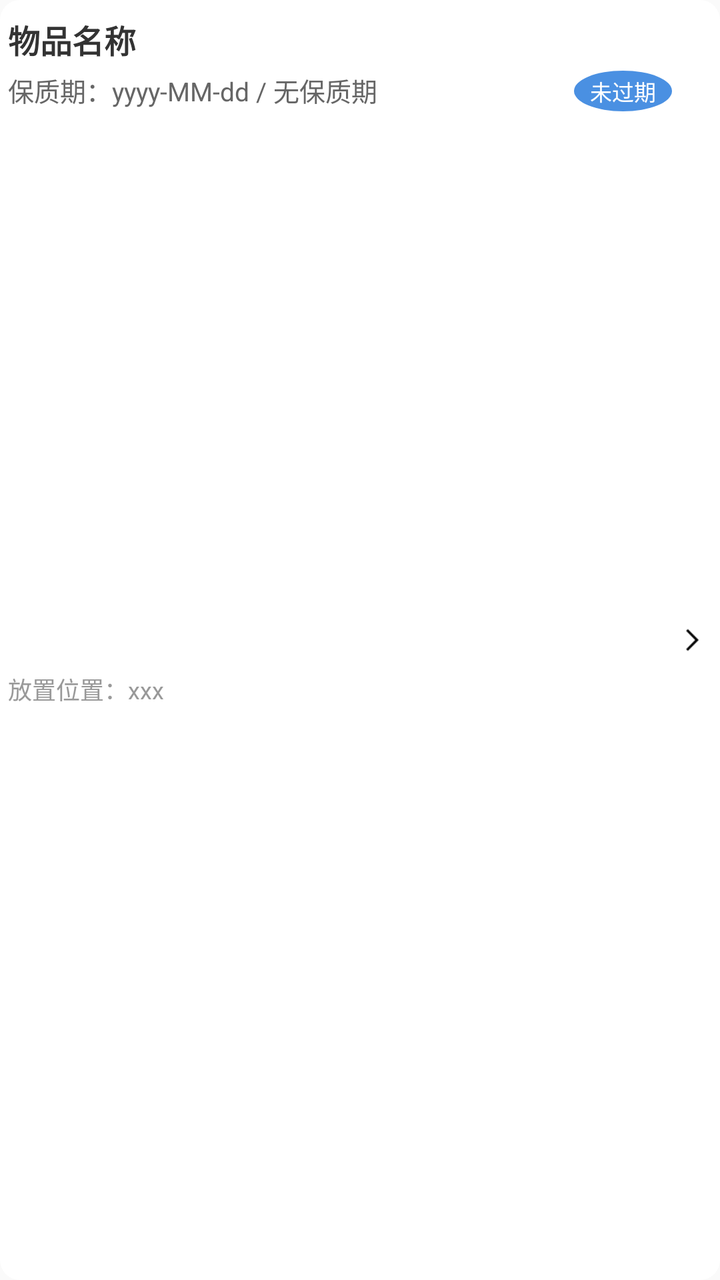
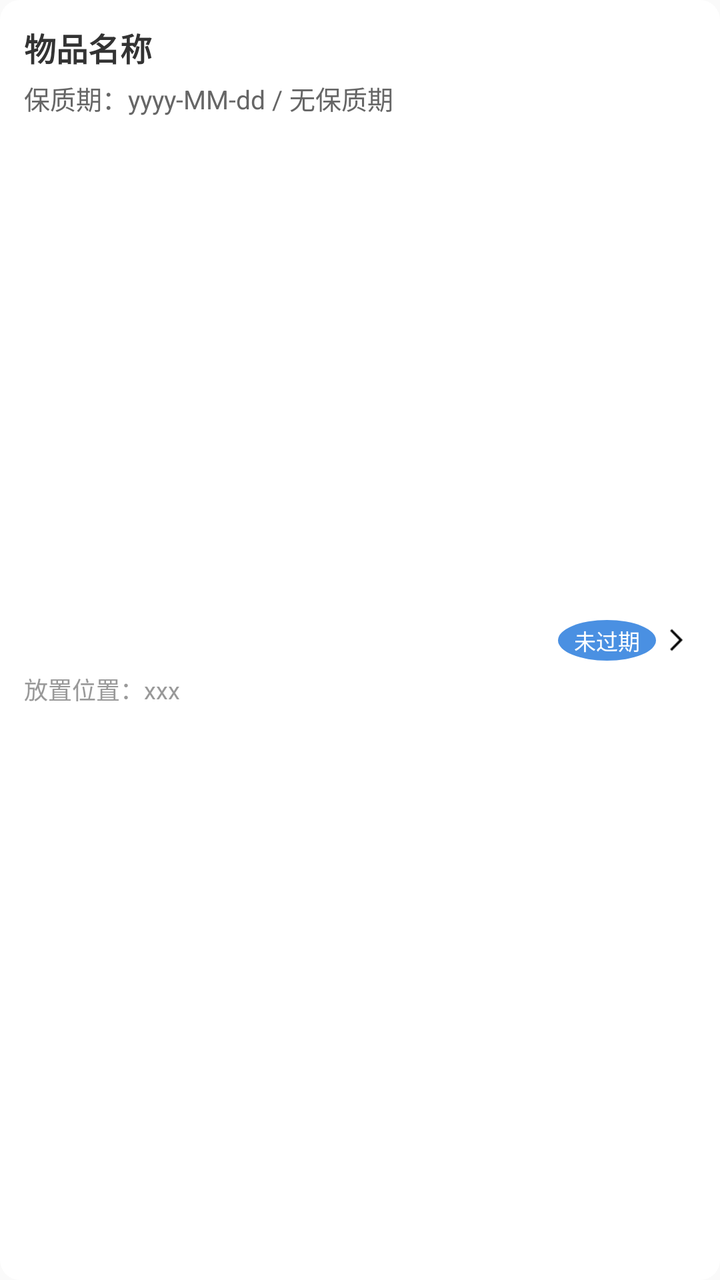

Screens rendered from an Android XML layout before and after an edit, with the pre-edit source and the edit as a unified diff.
<!-- AndroidManifest.xml: application theme Theme.Note -->
<!-- res/layout/item_goods.xml -->
<?xml version="1.0" encoding="utf-8"?>
<androidx.constraintlayout.widget.ConstraintLayout xmlns:android="http://schemas.android.com/apk/res/android"
    xmlns:app="http://schemas.android.com/apk/res-auto"
    android:layout_width="match_parent"
    android:layout_height="wrap_content"
    android:background="@drawable/bg_white_corner"
    android:paddingVertical="8dp"
    android:paddingHorizontal="4dp">

    <TextView
        android:id="@+id/tvGoodsName"
        android:layout_width="0dp"
        android:layout_height="wrap_content"
        android:text="物品名称"
        android:textColor="#333333"
        android:textSize="16sp"
        android:textStyle="bold"
        app:layout_constraintStart_toStartOf="parent"
        app:layout_constraintTop_toTopOf="parent"
        app:layout_constraintEnd_toStartOf="@id/ivArrow"
        app:layout_constraintHorizontal_bias="0" />

    <TextView
        android:id="@+id/tvShelfInfo"
        android:layout_width="0dp"
        android:layout_height="wrap_content"
        android:layout_marginTop="4dp"
        android:text="保质期：yyyy-MM-dd / 无保质期"
        android:textColor="#666666"
        android:textSize="13sp"
        app:layout_constraintTop_toBottomOf="@id/tvGoodsName"
        app:layout_constraintStart_toStartOf="@id/tvGoodsName"
        app:layout_constraintEnd_toStartOf="@id/tvStatus"
        app:layout_constraintHorizontal_bias="0" />

    <TextView
        android:id="@+id/tvStatus"
        android:layout_width="wrap_content"
        android:layout_height="wrap_content"
        android:layout_marginStart="8dp"
        android:paddingHorizontal="8dp"
        android:paddingVertical="2dp"
        android:text="未过期"
        android:textColor="@android:color/white"
        android:textSize="11sp"
        android:background="@drawable/shape_priority_blue"
        app:layout_constraintTop_toTopOf="@id/tvShelfInfo"
        app:layout_constraintEnd_toStartOf="@id/ivArrow" />

    <TextView
        android:id="@+id/tvTraceInfo"
        android:layout_width="0dp"
        android:layout_height="wrap_content"
        android:layout_marginTop="2dp"
        android:text="放置位置：xxx"
        android:textColor="#999999"
        android:textSize="12sp"
        app:layout_constraintTop_toBottomOf="@id/tvShelfInfo"
        app:layout_constraintStart_toStartOf="@id/tvGoodsName"
        app:layout_constraintEnd_toStartOf="@id/ivArrow"
        app:layout_constraintBottom_toBottomOf="parent" />

    <ImageView
        android:id="@+id/ivArrow"
        android:layout_width="20dp"
        android:layout_height="20dp"
        android:src="@mipmap/arrow_right_black"
        app:layout_constraintEnd_toEndOf="parent"
        app:layout_constraintTop_toTopOf="parent"
        app:layout_constraintBottom_toBottomOf="parent" />

</androidx.constraintlayout.widget.ConstraintLayout>
<!-- resources referenced by this layout -->
<resources>
  <!-- drawable bg_white_corner (drawable) -->
  <?xml version="1.0" encoding="utf-8"?>
  <shape xmlns:android="http://schemas.android.com/apk/res/android">
  
      <corners android:topLeftRadius="10dp"
          android:topRightRadius="10dp"
          android:bottomLeftRadius="10dp"
          android:bottomRightRadius="10dp"/>
  
      <solid android:color="@color/white"/>
  </shape>
  <!-- drawable shape_priority_blue (drawable) -->
  <?xml version="1.0" encoding="utf-8"?>
  <shape xmlns:android="http://schemas.android.com/apk/res/android" android:shape="oval">
      <size android:width="10dp" android:height="10dp" />
      <solid android:color="#4A90E2" />
  </shape>
  <!-- mipmap arrow_right_black: png bitmap (mipmap-hdpi, 371 bytes) -->
  <style name="Theme.Note" parent="Theme.AppCompat.Light.NoActionBar" />
  <color name="white">#FFFFFF</color>
</resources>

<!-- the commit's change to res/layout/item_goods.xml (unified diff, before → after) -->
@@ -4,8 +4,7 @@
     android:layout_width="match_parent"
     android:layout_height="wrap_content"
     android:background="@drawable/bg_white_corner"
-    android:paddingVertical="8dp"
-    android:paddingHorizontal="4dp">
+    android:padding="12dp">
 
     <TextView
         android:id="@+id/tvGoodsName"
@@ -44,7 +43,7 @@
         android:textColor="@android:color/white"
         android:textSize="11sp"
         android:background="@drawable/shape_priority_blue"
-        app:layout_constraintTop_toTopOf="@id/tvShelfInfo"
+        app:layout_constraintTop_toTopOf="@id/ivArrow"
         app:layout_constraintEnd_toStartOf="@id/ivArrow" />
 
     <TextView
